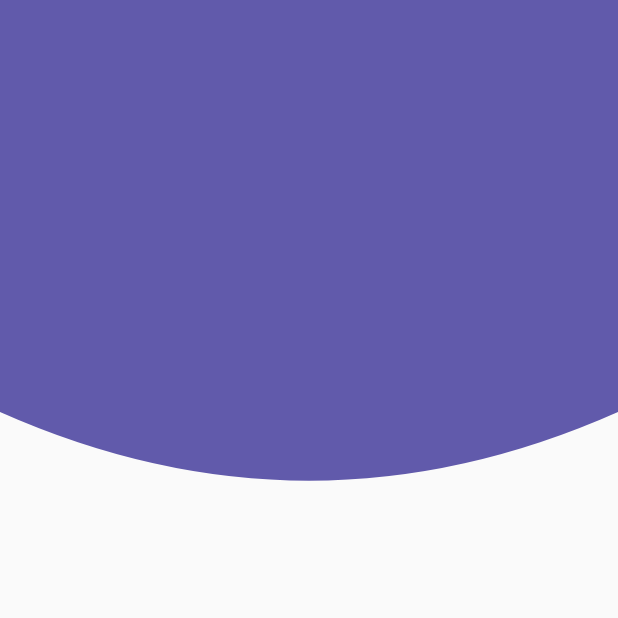
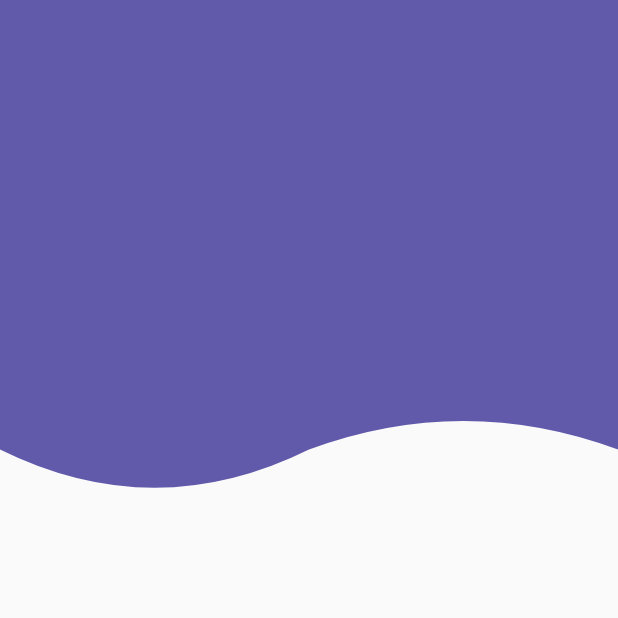
Before and after one commit to CrisMEDev/Flutter-Designs_and_animations, a Flutter app: the screen it shows after launch, on a phone screen of 412 x 824 dp, the top half of it. Run offline on Flutter 3.47's test engine with Material 2 defaults, Android fonts, the phone set to English and light mode, and no system bars.

Commit message:
Se implementó el headerWaves

```diff
--- a/lib/src/pages/headers_page.dart
+++ b/lib/src/pages/headers_page.dart
@@ -9,7 +9,7 @@ class HeadersPage extends StatelessWidget {
       // body: HeaderCuadrado(),
       // body: HeaderBordesRedondeados(),
       // body: HeaderTrianguloDerecho(),
-      body: HeaderCurvoAfuera(),
+      body: HeaderWaves(),
     );
   }
 }
--- a/lib/src/widgets/headers.dart
+++ b/lib/src/widgets/headers.dart
@@ -201,3 +201,43 @@ class _HeaderCurvoAfueraPainter extends CustomPainter{
   }
 
 }
+
+class HeaderWaves extends StatelessWidget {
+  @override
+  Widget build(BuildContext context) {
+    return Container(
+      width: double.infinity,
+      height: double.infinity,
+
+      child: CustomPaint(
+        painter: _HeaderWavesPainter(),
+      ),
+    );
+  }
+}
+
+class _HeaderWavesPainter extends CustomPainter{
+  @override
+  void paint(Canvas canvas, Size size) {
+    final paint = new Paint();
+    final path = new Path();
+
+    // Propiedades
+    paint.color = Color( 0xFF615AAB );
+    paint.style = PaintingStyle.fill;
+
+    // Camino del lienzo
+    path.lineTo(0, size.height / 2.75);
+    path.quadraticBezierTo(size.width / 4, size.height / 2.35, size.width / 2, size.height / 2.75);
+    path.quadraticBezierTo(size.width * 3 / 4, size.height / 3.15, size.width, size.height / 2.75);
+    path.lineTo(size.width, 0);
+
+    canvas.drawPath(path, paint);
+  }
+
+  @override
+  bool shouldRepaint(covariant CustomPainter oldDelegate) {
+    return true;
+  }
+
+}
```
